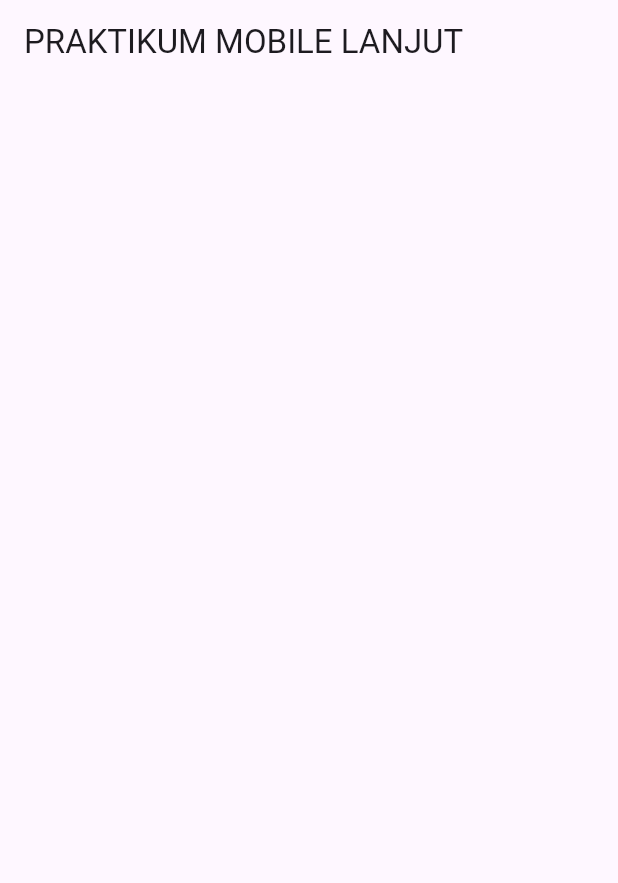
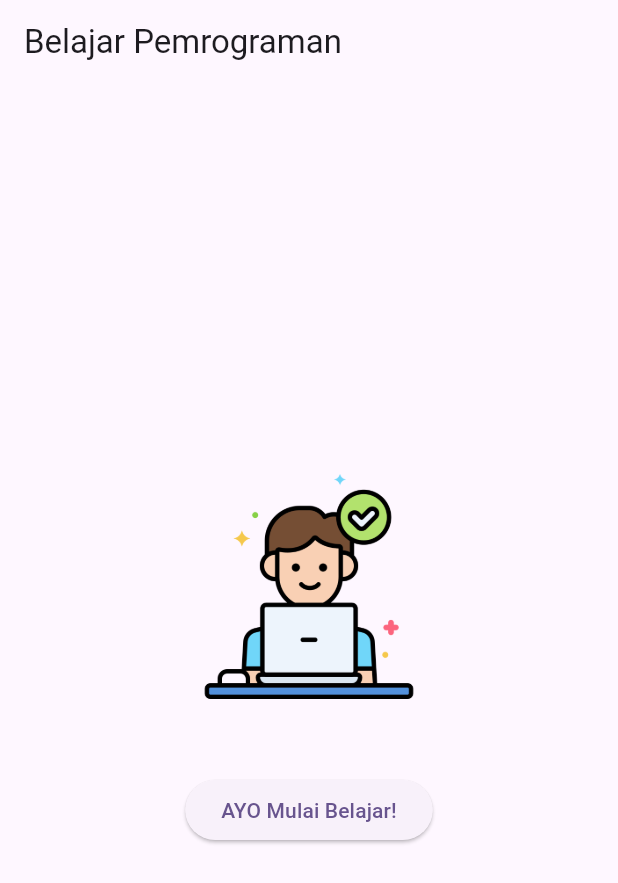
Before and after one commit to SherlFish/PrakMola_AstianingrumWidanti, a Flutter app: the screen it shows after launch, on a phone screen of 412 x 824 dp. Shown: the top 883 px of the screen. Run offline on Flutter 3.47's test engine with Material 3 defaults, Android fonts, the phone set to English and light mode, and no system bars.

Commit message:
Pertemuan 3: First Widget

```diff
--- /dev/null
+++ b/prakmola_astia/lib/first_widget.dart
@@ -0,0 +1,31 @@
+import 'package:flutter/material.dart';
+
+class FirstWidget extends StatelessWidget {
+  const FirstWidget({super.key});
+
+  @override
+  Widget build(BuildContext context) {
+    return Scaffold(
+      appBar: AppBar(
+        title: const Text('Belajar Pemrograman'),
+      ),
+      body: Center(
+        child: Column(
+          mainAxisAlignment: MainAxisAlignment.center,
+          children: [
+            Image.asset(
+              'assets/images/working.png',
+              width: 150,
+              height: 150,
+            ),
+            const SizedBox(height: 50),
+            ElevatedButton(
+              onPressed: () {},
+              child: const Text('AYO Mulai Belajar!'),
+            ),
+          ],
+        ),
+      ),
+    );
+  }
+}
--- a/prakmola_astia/lib/main.dart
+++ b/prakmola_astia/lib/main.dart
@@ -1,4 +1,7 @@
 import 'package:flutter/material.dart';
+// import 'column_widget.dart';
+// import 'row_widget.dart';
+import 'first_widget.dart';
 
 void main() {
   runApp(const MyApp());
@@ -7,21 +10,17 @@
 class MyApp extends StatelessWidget {
   const MyApp({super.key});
 
-  // This widget is the root of your application.
   @override
   Widget build(BuildContext context) {
     return MaterialApp(
-      title: 'Flutter Demo',
+      title: 'Praktikum Mobile Lanjut',
       theme: ThemeData(
-        colorScheme: ColorScheme.fromSeed
-        (seedColor: Colors.deepPurple
+        colorScheme: ColorScheme.fromSeed(
+          seedColor: Colors.deepPurple,
         ),
+        useMaterial3: true,
       ),
-      home: Scaffold(
-        appBar: AppBar(
-          title: const Text('PRAKTIKUM MOBILE LANJUT'),
-        ),
-      )
+      home: const FirstWidget(),
     );
   }
 }
--- a/prakmola_astia/pubspec.yaml
+++ b/prakmola_astia/pubspec.yaml
@@ -58,9 +58,8 @@
   uses-material-design: true
 
   # To add assets to your application, add an assets section, like this:
-  # assets:
-  #   - images/a_dot_burr.jpeg
-  #   - images/a_dot_ham.jpeg
+  assets:
+    - assets/images/working.png
 
   # An image asset can refer to one or more resolution-specific "variants", see
   # https://flutter.dev/to/resolution-aware-images
```
Also changed, not shown: prakmola_astia/lib/column_widget.dart (added, +22 -0 lines), prakmola_astia/lib/row_widget.dart (added, +22 -0 lines), prakmola_astia/assets/images/working.png (added).
